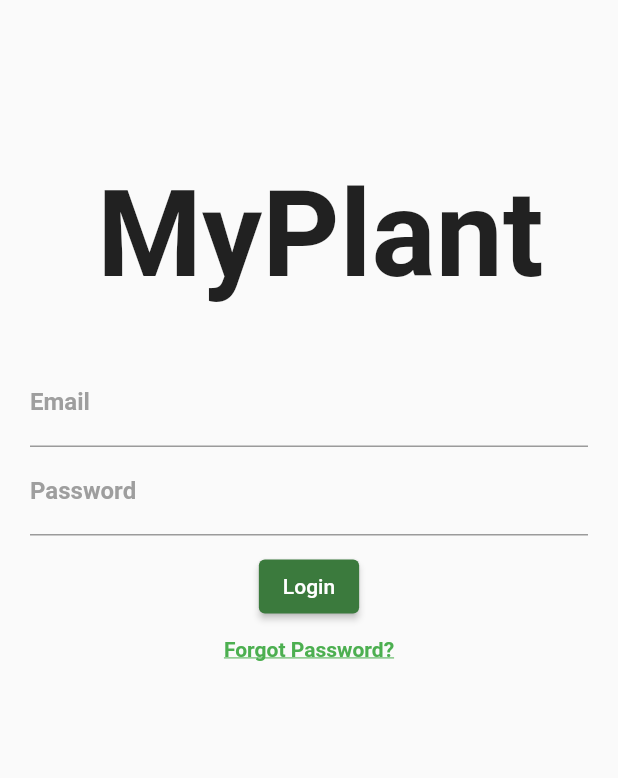
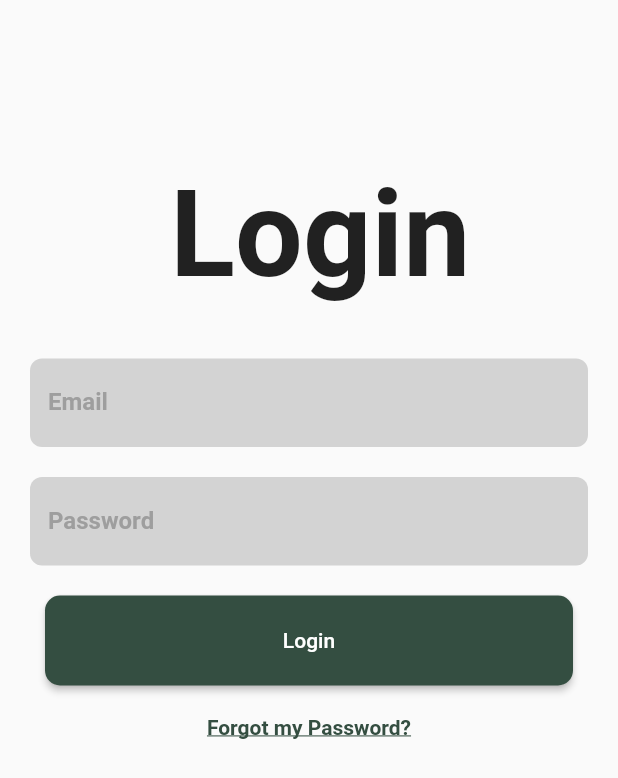
Before and after one commit to YosrGamal/MyPlant-Application, a Flutter app: the screen it shows after launch, on a phone screen of 412 x 824 dp. Shown: the top 778 px of the screen. Run offline on Flutter 3.47's test engine with Material 2 defaults, Android fonts, the phone set to English and light mode, and no system bars; Roboto replaces fonts that are missing (Montserrat).

Commit message:
editing login and adding bottoms

```diff
--- a/lib/widgets/screens/login.dart
+++ b/lib/widgets/screens/login.dart
@@ -21,7 +21,7 @@ class _LoginState extends State<Login> {
           children: <Widget>[
             Container(
               padding: EdgeInsets.fromLTRB(15.0, 110.0, 0.0, 0.0),
-              child: Text('MyPlant',
+              child: Text('Login',
                   style:
                       TextStyle(fontSize: 80.0, fontWeight: FontWeight.bold)),
             )
@@ -36,47 +36,66 @@ class _LoginState extends State<Login> {
                 TextField(
                   // ignore: prefer_const_constructors
                   decoration: InputDecoration(
+                      border: OutlineInputBorder(
+                        borderRadius: BorderRadius.circular(8.0),
+                        borderSide: BorderSide.none,
+                      ),
+                      filled: true,
+                      fillColor: Color(0XFFD3D3D3),
                       labelText: 'Email',
                       labelStyle: TextStyle(
                           fontFamily: 'Montserrat',
                           fontWeight: FontWeight.bold,
                           color: Colors.grey),
                       focusedBorder: UnderlineInputBorder(
-                          borderSide: BorderSide(color: Colors.green))),
+                          borderSide: BorderSide(color: Colors.grey))),
                 ),
+                SizedBox(
+                  height: 20.0,
+                ),
+
                 TextField(
                   decoration: InputDecoration(
+                      border: OutlineInputBorder(
+                        borderRadius: BorderRadius.circular(8.0),
+                        borderSide: BorderSide.none,
+                      ),
+                      filled: true,
+                      fillColor: Color(0XFFD3D3D3),
                       labelText: 'Password',
                       labelStyle: TextStyle(
                           fontFamily: 'Montserrat',
                           fontWeight: FontWeight.bold,
                           color: Colors.grey),
                       focusedBorder: UnderlineInputBorder(
-                          borderSide: BorderSide(color: Colors.green))),
+                          borderSide: BorderSide(color: Colors.grey))),
                 ),
+                SizedBox(height: 20.0),
 
-                Padding(
-                  padding: const EdgeInsets.all(10.0),
+                Container(
+                  padding: EdgeInsets.only(left: 10, right: 10),
+                  width: MediaQuery.of(context).size.width,
+                  height: 60,
                   child: ElevatedButton(
-                    style: ButtonStyle(
-                      backgroundColor: MaterialStatePropertyAll<Color>(
-                          Color.fromARGB(255, 59, 122, 61)),
+                    onPressed: () {},
+                    style: ElevatedButton.styleFrom(
+                      // ignore: deprecated_member_use
+                      primary: Color.fromARGB(255, 52, 78, 65),
+                      // ignore: deprecated_member_use
+                      onPrimary: Colors.white,
+                      shape: RoundedRectangleBorder(
+                          borderRadius: BorderRadius.circular(10)),
                     ),
                     child: Text('Login'),
-                    onPressed: () {
-                      Navigator.pushNamed(
-                        context,
-                        '/home',
-                      );
-                    },
                   ),
                 ),
+                SizedBox(height: 20.0),
                 Center(
                   child: InkWell(
                     child: Text(
-                      'Forgot Password?',
+                      'Forgot my Password?',
                       style: TextStyle(
-                          color: Colors.green,
+                          color: Color.fromARGB(255, 52, 78, 65),
                           fontWeight: FontWeight.bold,
                           fontFamily: 'Montserrat',
                           decoration: TextDecoration.underline),
```
